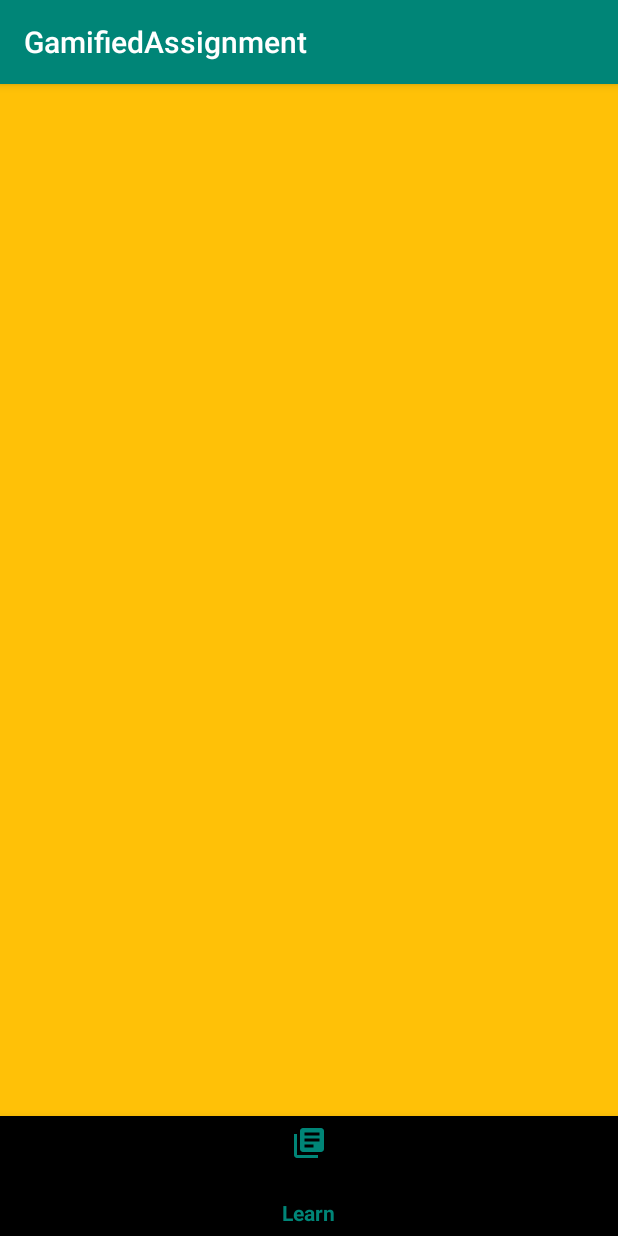
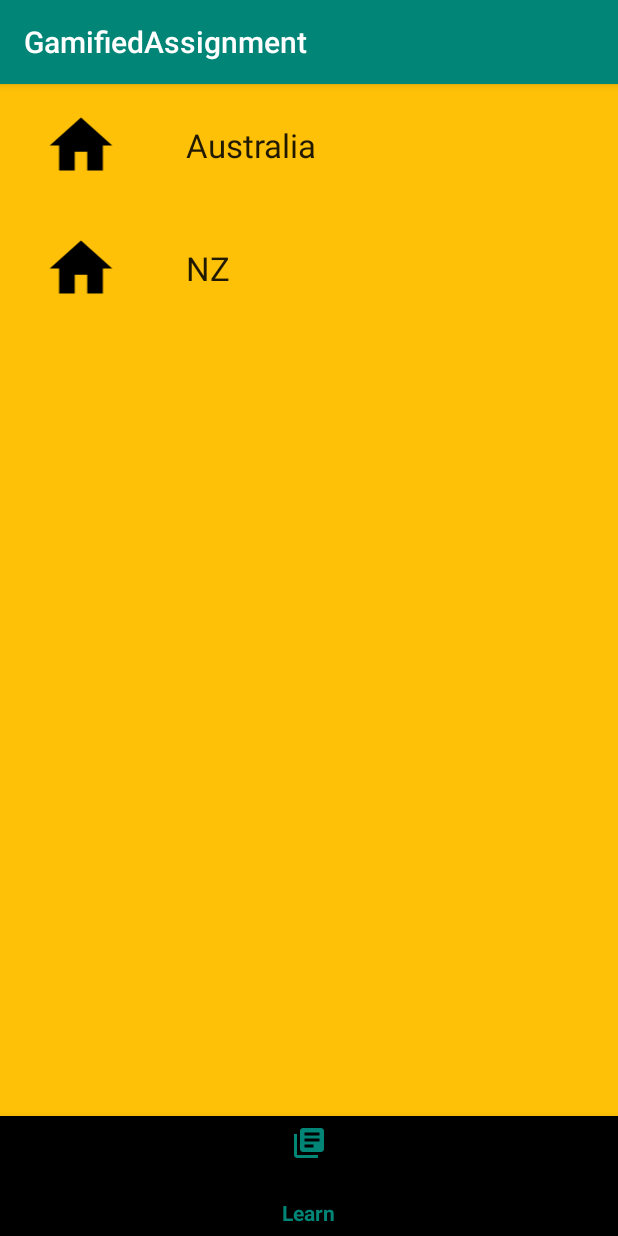
Before and after one commit to lewes5164312/Gamified-Assignment, an Android app: the screen it shows after launch (MainActivity), item 2 of the bottom bar chosen, on a phone screen of 412 x 824 dp. Run offline under Robolectric (Android 15) with nearby library versions, the light colour scheme and no system bars; our stand-ins replace Volley; network calls fail; 1 statement that could not run was skipped.

Commit message:
recyclerview

```diff
--- a/app/src/main/java/com/example/gamifiedassignment/Country.java
+++ b/app/src/main/java/com/example/gamifiedassignment/Country.java
@@ -7,6 +7,8 @@ private String area;
 private String pop;
 private String gdp;
 private String capital;
+    private String primary_language;
+    private String flag_url;
 
     public String getName() {
         return name;
@@ -36,20 +38,28 @@ private String capital;
         return flag_url;
     }
 
-    private String primary_language;
-private String flag_url;
 
-public Country (String name, String area, String pop, String gdp, String capital, String primary_language,
+
+public Country (String name, String area, String pop, String gdp, String capital,
                 String flag_url){
+    this.name = name;
     this.area = area;
     this.pop = pop;
     this.gdp = gdp;
     this.capital = capital;
-    this.primary_language = primary_language;
     this.flag_url = flag_url;
-    this.name = name;
+
 
 }
+
+    public Country (String name){
+        this.name = name;
+        area = "1000";
+        pop = "4000";
+        gdp = "44122";
+        capital = "abcd";
+        flag_url = "sfasf.com/rs.jpg";
+    }
 
 
 
--- /dev/null
+++ b/app/src/main/java/com/example/gamifiedassignment/FakeCountryData.java
@@ -0,0 +1,27 @@
+package com.example.gamifiedassignment;
+
+import java.util.ArrayList;
+import java.util.Arrays;
+import java.util.HashMap;
+import java.util.List;
+
+public class FakeCountryData {
+
+    public static ArrayList<Country> getAllCountries() {
+        return new ArrayList<Country>((List) Arrays.asList(items.values().toArray()));
+    }
+
+    private static final HashMap<Integer, Country> items = new HashMap<>();
+
+    static {
+        items.put(1, new Country(
+                "Australia"
+        ));
+
+        items.put(2, new Country(
+                "NZ"
+        ));
+
+
+    }
+}
--- a/app/src/main/java/com/example/gamifiedassignment/LearnAdapter.java
+++ b/app/src/main/java/com/example/gamifiedassignment/LearnAdapter.java
@@ -18,7 +18,8 @@ public class LearnAdapter extends RecyclerView.Adapter<LearnAdapter.ItemViewHold
     private ArrayList<Country> countriesToAdapt;
 
     public void setData(ArrayList<Country> countriesToAdapt) {
-        this.countriesToAdapt = countriesToAdapt;
+       this.countriesToAdapt = countriesToAdapt;
+
     }
 
     @NonNull
@@ -35,7 +36,7 @@ public class LearnAdapter extends RecyclerView.Adapter<LearnAdapter.ItemViewHold
 
     //passes country and navigates detail activity
     @Override
-    public void onBindViewHolder(@NonNull ItemViewHolder holder, int position) {
+     public void onBindViewHolder(@NonNull ItemViewHolder holder, int position) {
         final Country countryAtPosition = countriesToAdapt.get(position);
 
         holder.nameTV.setText(countryAtPosition.getName());
--- a/app/src/main/java/com/example/gamifiedassignment/LearnFragment.java
+++ b/app/src/main/java/com/example/gamifiedassignment/LearnFragment.java
@@ -6,10 +6,28 @@ import android.view.View;
 import android.view.ViewGroup;
 
 import androidx.fragment.app.Fragment;
+import androidx.recyclerview.widget.LinearLayoutManager;
+import androidx.recyclerview.widget.RecyclerView;
 
 public class LearnFragment extends Fragment {
+    private RecyclerView recyclerView;
+    private RecyclerView.LayoutManager layoutManager;
+
     public View onCreateView(LayoutInflater inflater, ViewGroup container,
                              Bundle savedInstanceState) {
-        return inflater.inflate(R.layout.fragment_learn, container, false);
+        View view =  inflater.inflate(R.layout.fragment_learn, container, false);
+
+        final LearnAdapter learnAdapter = new LearnAdapter();
+
+        recyclerView = view.findViewById(R.id.rv_learn);
+        layoutManager = new LinearLayoutManager(view.getContext());
+        recyclerView.setLayoutManager(layoutManager);
+
+        LearnAdapter countryAdapter = new LearnAdapter();
+        countryAdapter.setData(FakeCountryData.getAllCountries());
+        recyclerView.setAdapter(countryAdapter);
+        return view;
     }
+
+
 }
--- a/app/src/main/java/com/example/gamifiedassignment/MainActivity.java
+++ b/app/src/main/java/com/example/gamifiedassignment/MainActivity.java
@@ -9,6 +9,7 @@ import androidx.recyclerview.widget.LinearLayoutManager;
 import androidx.recyclerview.widget.RecyclerView;
 
 import android.app.ProgressDialog;
+import android.content.Intent;
 import android.os.Bundle;
 import android.view.MenuItem;
 import android.view.View;
@@ -36,24 +37,13 @@ public class MainActivity extends AppCompatActivity {
 
     private static final String TAG = "MainActivity";
     private static final String URL_DATA = "https://www.ttnsw.com.au/home/files/2014/8375293875293jkwhjkfhyhh/country.json";
-    public ArrayList<Country> countryList;
-    private RecyclerView recyclerView;
-    private RecyclerView.LayoutManager layoutManager;
+    public static ArrayList<Country> countryList;
 
     @Override
     protected void onCreate(Bundle savedInstanceState) {
         super.onCreate(savedInstanceState);
         setContentView(R.layout.activity_main);
-
-        loadRecyclerViewData();
-
-        recyclerView = findViewById(R.id.rv_learn);
-        layoutManager = new LinearLayoutManager(this);
-        recyclerView.setLayoutManager(layoutManager);
-
-        LearnAdapter countryAdapter = new LearnAdapter();
-        countryAdapter.setData(countryList);
-        recyclerView.setAdapter(countryAdapter);
+       loadRecyclerViewData();
 
 
         HomeFragment fragment = new HomeFragment();
@@ -61,6 +51,7 @@ public class MainActivity extends AppCompatActivity {
         final FragmentTransaction fragmentTransaction = fragmentManager.beginTransaction();
         fragmentTransaction.replace(R.id.frag_slot, fragment);
         fragmentTransaction.commit();
+
 
         BottomNavigationView navMenu = findViewById(R.id.bottomNavBar);
 
@@ -83,6 +74,7 @@ public class MainActivity extends AppCompatActivity {
                 return false;
             }
         });
+
 
 
     }
@@ -115,16 +107,16 @@ public class MainActivity extends AppCompatActivity {
                                 JSONObject o = array.getJSONObject(i);
 
                                 Country country = new Country(
-                                        o.getString("name"),
-                                        o.getString("area"),
+                                        o.getString("name")
+                                     /*   o.getString("area"),
                                         o.getString("pop"),
                                         o.getString("gdp"),
                                         o.getString("capital"),
-                                        o.getString("primary_language"),
-                                        o.getString("flag_url")
+                                        o.getString("flag_url") */
                                         // add to a list
                                 );
                                 countryList.add(country);
+                                System.out.println("added");
                             }
                         } catch (JSONException e) {
                             e.printStackTrace();
@@ -143,4 +135,5 @@ public class MainActivity extends AppCompatActivity {
         requestQueue.add(stringRequest);
     }
 
+
 }
--- a/app/src/main/res/layout/activity_main.xml
+++ b/app/src/main/res/layout/activity_main.xml
@@ -6,11 +6,17 @@
     android:layout_height="match_parent"
     tools:context=".MainActivity">
 
+    <androidx.recyclerview.widget.RecyclerView
+        android:id="@+id/rv_test"
+        android:layout_width="match_parent"
+        android:layout_height="match_parent" />
+
     <FrameLayout
         android:id="@+id/frag_slot"
         android:layout_width="match_parent"
         android:layout_height="match_parent"
         android:layout_marginBottom="80dp">
+
     </FrameLayout>
 
     <com.google.android.material.bottomnavigation.BottomNavigationView
```
